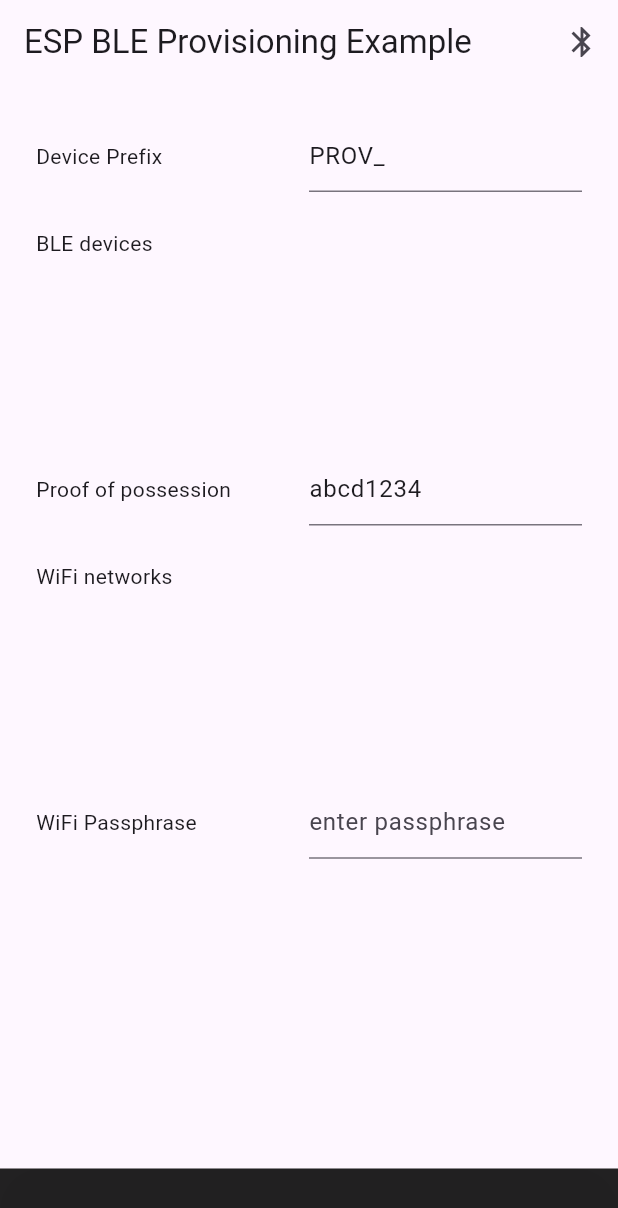
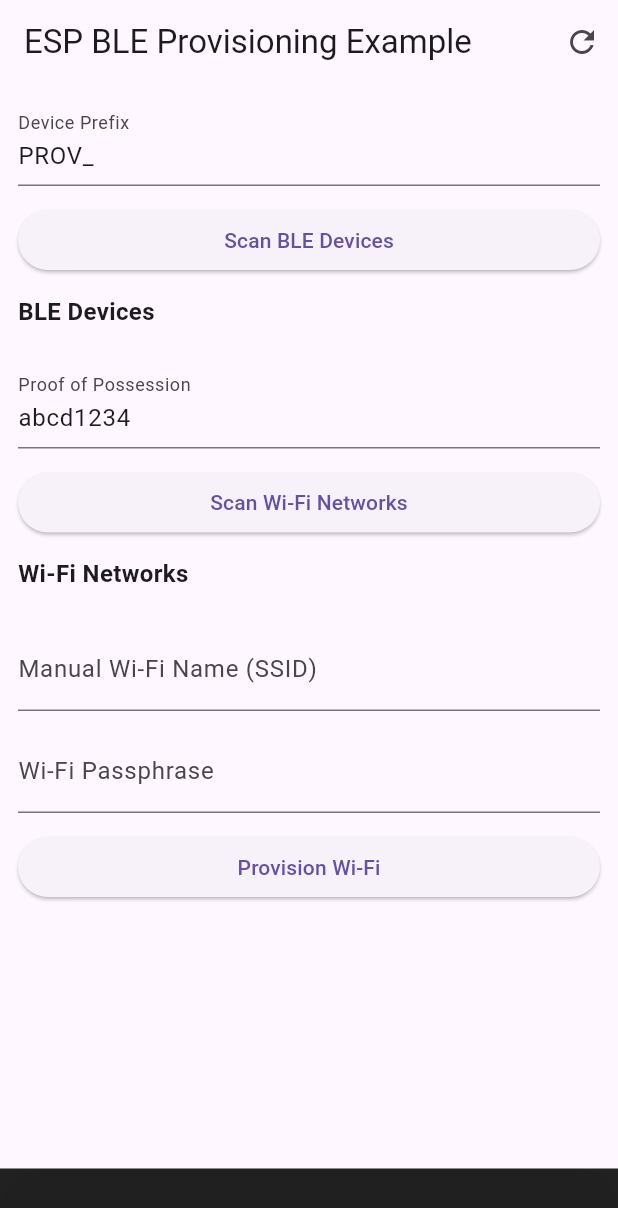
Before and after one commit to rohit0407org/test_app_core, a Flutter app: the screen it shows after launch, on a phone screen of 412 x 824 dp. Shown: the top 1208 px of the screen. Run offline on Flutter 3.47's test engine with Material 3 defaults, Android fonts, the light colour scheme and no system bars; missing offline and left inert: flutter_esp_ble_prov.

Commit message:
better ui

```diff
--- a/lib/die.dart
+++ b/lib/die.dart
@@ -2,8 +2,6 @@
 import 'dart:async';
 
 import 'package:flutter_esp_ble_prov/flutter_esp_ble_prov.dart';
-
-
 
 class ProvisioningScreen extends StatefulWidget {
   const ProvisioningScreen({super.key});
@@ -28,11 +26,16 @@
   final prefixController = TextEditingController(text: 'PROV_');
   final proofOfPossessionController = TextEditingController(text: 'abcd1234');
   final passphraseController = TextEditingController();
+  final manualWifiNameController = TextEditingController();
 
   Future scanBleDevices() async {
     final prefix = prefixController.text;
-    final scannedDevices =
-    await _flutterEspBleProvPlugin.scanBleDevices(prefix);
+    setState(() {
+      devices = []; // Clear the devices array before scanning
+      devices.clear();
+    });
+    final scannedDevices = await _flutterEspBleProvPlugin.scanBleDevices(prefix);
+    print("these are scaned devbices ${scannedDevices}");
     setState(() {
       devices = scannedDevices;
     });
@@ -40,6 +43,10 @@
   }
 
   Future scanWifiNetworks() async {
+    if (selectedDeviceName.isEmpty) {
+      pushFeedback('Error: No device selected');
+      return;
+    }
     final proofOfPossession = proofOfPossessionController.text;
     final scannedNetworks = await _flutterEspBleProvPlugin.scanWifiNetworks(
         selectedDeviceName, proofOfPossession);
@@ -50,12 +57,15 @@
   }
 
   Future provisionWifi() async {
+    if (selectedDeviceName.isEmpty || selectedSsid.isEmpty) {
+      pushFeedback('Error: No device or network selected');
+      return;
+    }
     final proofOfPossession = proofOfPossessionController.text;
     final passphrase = passphraseController.text;
     await _flutterEspBleProvPlugin.provisionWifi(
         selectedDeviceName, proofOfPossession, selectedSsid, passphrase);
-    pushFeedback(
-        'Success: provisioned WiFi $selectedDeviceName on $selectedSsid');
+    pushFeedback('Success: provisioned WiFi $selectedDeviceName on $selectedSsid');
   }
 
   pushFeedback(String msg) {
@@ -71,11 +81,19 @@
         appBar: AppBar(
           title: const Text('ESP BLE Provisioning Example'),
           actions: [
+            // Refresh Button in AppBar
             IconButton(
-                icon: const Icon(Icons.bluetooth),
-                onPressed: () async {
-                  await scanBleDevices();
-                }),
+              icon: const Icon(Icons.refresh),
+              onPressed: () {
+                setState(() {
+                  devices.clear(); // Clear the devices array
+                  networks.clear(); // Clear the networks array
+                  selectedDeviceName = ''; // Reset selected device
+                  selectedSsid = ''; // Reset selected SSID
+                });
+                pushFeedback('Cleared devices and networks');
+              },
+            ),
           ],
         ),
         bottomSheet: SafeArea(
@@ -83,6 +101,7 @@
             width: double.infinity,
             color: Colors.black87,
             padding: EdgeInsets.all(defaultPadding),
+            child: SingleChildScrollView(
               child: Text(
                 feedbackMessage,
                 style: TextStyle(
@@ -90,7 +109,9 @@
               ),
             ),
           ),
+        ),
         body: SafeArea(
+          child: SingleChildScrollView(
             child: Container(
               padding: EdgeInsets.all(defaultPadding),
               child: Column(
@@ -98,35 +119,27 @@
                 mainAxisAlignment: MainAxisAlignment.start,
                 crossAxisAlignment: CrossAxisAlignment.stretch,
                 children: [
-                Flexible(
-                  child: Container(
-                    padding: EdgeInsets.all(defaultPadding),
-                    child: Row(
-                      mainAxisSize: MainAxisSize.max,
-                      mainAxisAlignment: MainAxisAlignment.spaceBetween,
-                      children: [
-                        const Flexible(
-                          child: Text('Device Prefix'),
-                        ),
-                        Expanded(
-                          child: TextField(
+                  TextField(
                     controller: prefixController,
                     decoration: const InputDecoration(
-                                hintText: 'enter device prefix'),
+                      labelText: 'Device Prefix',
+                      hintText: 'Enter device prefix',
                     ),
                   ),
-                      ],
+                  SizedBox(height: defaultPadding),
+                  ElevatedButton(
+                    onPressed: scanBleDevices,
+                    child: const Text('Scan BLE Devices'),
                   ),
+                  SizedBox(height: defaultPadding),
+                  const Text(
+                    'BLE Devices',
+                    style: TextStyle(fontSize: 16, fontWeight: FontWeight.bold),
                   ),
-                ),
-                Flexible(
-                  child: Container(
-                    padding: EdgeInsets.all(defaultPadding),
-                    child: const Text('BLE devices'),
-                  ),
-                ),
-                Expanded(
-                  child: ListView.builder(
+                  SizedBox(height: defaultPadding),
+                  ListView.builder(
+                    shrinkWrap: true,
+                    physics: const NeverScrollableScrollPhysics(),
                     itemCount: devices.length,
                     itemBuilder: (context, i) {
                       return ListTile(
@@ -137,43 +150,37 @@
                             fontWeight: FontWeight.bold,
                           ),
                         ),
-                        onTap: () async {
+                        onTap: () {
+                          setState(() {
                             selectedDeviceName = devices[i];
-                          await scanWifiNetworks();
+                          });
+                          pushFeedback('Selected device: $selectedDeviceName');
                         },
                       );
                     },
                   ),
-                ),
-                Flexible(
-                  child: Container(
-                    padding: EdgeInsets.all(defaultPadding),
-                    child: Row(
-                      mainAxisSize: MainAxisSize.max,
-                      mainAxisAlignment: MainAxisAlignment.spaceBetween,
-                      children: [
-                        const Flexible(
-                          child: Text('Proof of possession'),
-                        ),
-                        Expanded(
-                          child: TextField(
+                  SizedBox(height: defaultPadding),
+                  TextField(
                     controller: proofOfPossessionController,
                     decoration: const InputDecoration(
-                                hintText: 'enter proof of possession string'),
+                      labelText: 'Proof of Possession',
+                      hintText: 'Enter proof of possession string',
                     ),
                   ),
-                      ],
+                  SizedBox(height: defaultPadding),
+                  ElevatedButton(
+                    onPressed: scanWifiNetworks,
+                    child: const Text('Scan Wi-Fi Networks'),
                   ),
+                  SizedBox(height: defaultPadding),
+                  const Text(
+                    'Wi-Fi Networks',
+                    style: TextStyle(fontSize: 16, fontWeight: FontWeight.bold),
                   ),
-                ),
-                Flexible(
-                  child: Container(
-                    padding: EdgeInsets.all(defaultPadding),
-                    child: const Text('WiFi networks'),
-                  ),
-                ),
-                Expanded(
-                  child: ListView.builder(
+                  SizedBox(height: defaultPadding),
+                  ListView.builder(
+                    shrinkWrap: true,
+                    physics: const NeverScrollableScrollPhysics(),
                     itemCount: networks.length,
                     itemBuilder: (context, i) {
                       return ListTile(
@@ -184,37 +191,45 @@
                             fontWeight: FontWeight.bold,
                           ),
                         ),
-                        onTap: () async {
+                        onTap: () {
+                          setState(() {
                             selectedSsid = networks[i];
-                          await provisionWifi();
+                          });
+                          pushFeedback('Selected network: $selectedSsid');
                         },
                       );
                     },
                   ),
+                  SizedBox(height: defaultPadding),
+                  // Manual Wi-Fi Name Input Field
+                  TextField(
+                    controller: manualWifiNameController,
+                    decoration: const InputDecoration(
+                      labelText: 'Manual Wi-Fi Name (SSID)',
+                      hintText: 'Enter Wi-Fi name if not detected',
                     ),
-                Flexible(
-                  child: Container(
-                    padding: EdgeInsets.all(defaultPadding),
-                    child: Row(
-                      mainAxisSize: MainAxisSize.max,
-                      mainAxisAlignment: MainAxisAlignment.spaceBetween,
-                      children: [
-                        const Flexible(
-                          child: Text('WiFi Passphrase'),
+                    onChanged: (value) {
+                      setState(() {
+                        selectedSsid = value; // Update selectedSsid with manual input
+                      });
+                    },
                   ),
-                        Expanded(
-                          child: TextField(
+                  SizedBox(height: defaultPadding),
+                  TextField(
                     controller: passphraseController,
                     decoration: const InputDecoration(
-                                hintText: 'enter passphrase'),
+                      labelText: 'Wi-Fi Passphrase',
+                      hintText: 'Enter passphrase',
+                    ),
                     obscureText: true,
                   ),
+                  SizedBox(height: defaultPadding),
+                  ElevatedButton(
+                    onPressed: provisionWifi,
+                    child: const Text('Provision Wi-Fi'),
                   ),
                 ],
               ),
-                  ),
-                ),
-              ],
             ),
           ),
         ),
```
Also changed, not shown: 2 other files. Lines whose indentation alone changed are shown as unchanged.
